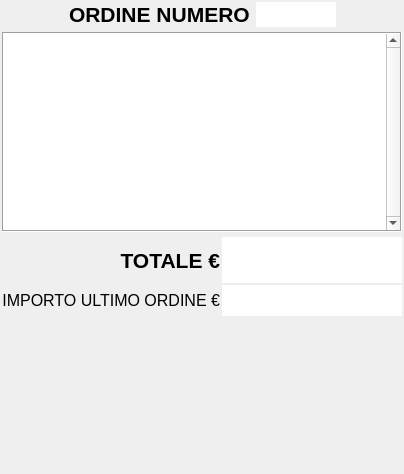
This is src/ordine.ui in mtonin/gestcassa as Qt 5 draws it before an edit. The edited form follows.
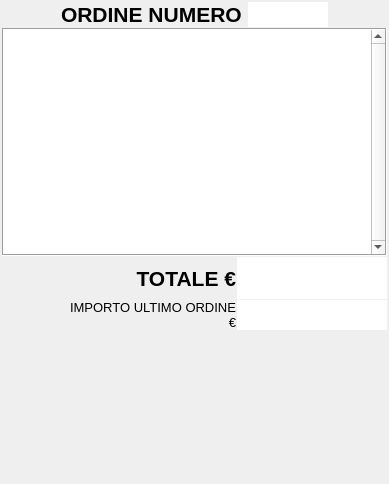
This is the edited form. Custom widgets are drawn as their Qt base class.

Commit message: - aggiunta gestione pulsante sconto

What changed in the file:
```diff
--- a/src/ordine.ui
+++ b/src/ordine.ui
@@ -6,10 +6,16 @@
    <rect>
     <x>0</x>
     <y>0</y>
-    <width>401</width>
-    <height>474</height>
+    <width>389</width>
+    <height>484</height>
    </rect>
   </property>
+  <property name="minimumSize">
+   <size>
+    <width>389</width>
+    <height>0</height>
+   </size>
+  </property>
   <property name="windowTitle">
    <string>Form</string>
   </property>
@@ -18,7 +24,7 @@
   </property>
   <layout class="QVBoxLayout" name="verticalLayout">
    <property name="spacing">
-    <number>5</number>
+    <number>1</number>
    </property>
    <property name="leftMargin">
     <number>2</number>
@@ -241,25 +247,48 @@
    <item>
     <layout class="QGridLayout" name="gridLayout_2">
      <property name="spacing">
-      <number>2</number>
+      <number>1</number>
      </property>
-     <item row="0" column="2">
+     <item row="0" column="1" colspan="2">
+      <widget class="QLabel" name="label_3">
+       <property name="sizePolicy">
+        <sizepolicy hsizetype="Preferred" vsizetype="Preferred">
+         <horstretch>3</horstretch>
+         <verstretch>0</verstretch>
+        </sizepolicy>
+       </property>
+       <property name="font">
+        <font>
+         <pointsize>16</pointsize>
+         <weight>75</weight>
+         <bold>true</bold>
+        </font>
+       </property>
+       <property name="text">
+        <string>TOTALE €</string>
+       </property>
+       <property name="alignment">
+        <set>Qt::AlignRight|Qt::AlignTrailing|Qt::AlignVCenter</set>
+       </property>
+      </widget>
+     </item>
+     <item row="0" column="3">
       <widget class="QLineEdit" name="totaleLine">
        <property name="sizePolicy">
         <sizepolicy hsizetype="Minimum" vsizetype="Expanding">
-         <horstretch>0</horstretch>
+         <horstretch>2</horstretch>
          <verstretch>0</verstretch>
         </sizepolicy>
        </property>
        <property name="maximumSize">
         <size>
-         <width>180</width>
+         <width>150</width>
          <height>16777215</height>
         </size>
        </property>
        <property name="font">
         <font>
-         <pointsize>26</pointsize>
+         <pointsize>24</pointsize>
          <weight>75</weight>
          <bold>true</bold>
         </font>
@@ -278,11 +307,17 @@
        </property>
       </widget>
      </item>
-     <item row="1" column="0" colspan="2">
+     <item row="1" column="1" colspan="2">
       <widget class="QLabel" name="numeroLbl_3">
+       <property name="sizePolicy">
+        <sizepolicy hsizetype="Expanding" vsizetype="Preferred">
+         <horstretch>3</horstretch>
+         <verstretch>0</verstretch>
+        </sizepolicy>
+       </property>
        <property name="font">
         <font>
-         <pointsize>12</pointsize>
+         <pointsize>10</pointsize>
         </font>
        </property>
        <property name="text">
@@ -292,27 +327,27 @@
         <set>Qt::AlignRight|Qt::AlignTrailing|Qt::AlignVCenter</set>
        </property>
        <property name="wordWrap">
-        <bool>false</bool>
+        <bool>true</bool>
        </property>
       </widget>
      </item>
-     <item row="1" column="2">
+     <item row="1" column="3">
       <widget class="QLineEdit" name="importoUltimoOrdineText">
        <property name="sizePolicy">
-        <sizepolicy hsizetype="Expanding" vsizetype="Expanding">
-         <horstretch>0</horstretch>
+        <sizepolicy hsizetype="Minimum" vsizetype="Expanding">
+         <horstretch>2</horstretch>
          <verstretch>0</verstretch>
         </sizepolicy>
        </property>
        <property name="maximumSize">
         <size>
-         <width>180</width>
+         <width>150</width>
          <height>16777215</height>
         </size>
        </property>
        <property name="font">
         <font>
-         <pointsize>16</pointsize>
+         <pointsize>14</pointsize>
         </font>
        </property>
        <property name="maxLength">
@@ -329,20 +364,32 @@
        </property>
       </widget>
      </item>
-     <item row="0" column="0" colspan="2">
-      <widget class="QLabel" name="label_3">
+     <item row="0" column="0" rowspan="2">
+      <widget class="QPictureButton" name="scontoBtn" native="true">
+       <property name="enabled">
+        <bool>true</bool>
+       </property>
+       <property name="sizePolicy">
+        <sizepolicy hsizetype="Minimum" vsizetype="Expanding">
+         <horstretch>1</horstretch>
+         <verstretch>2</verstretch>
+        </sizepolicy>
+       </property>
+       <property name="minimumSize">
+        <size>
+         <width>60</width>
+         <height>60</height>
+        </size>
+       </property>
        <property name="font">
         <font>
-         <pointsize>16</pointsize>
+         <pointsize>10</pointsize>
          <weight>75</weight>
          <bold>true</bold>
         </font>
        </property>
-       <property name="text">
-        <string>TOTALE €</string>
-       </property>
-       <property name="alignment">
-        <set>Qt::AlignRight|Qt::AlignTrailing|Qt::AlignVCenter</set>
+       <property name="text" stdset="0">
+        <string>SCONTO</string>
        </property>
       </widget>
      </item>
```
The commit also changes 9 other files.
